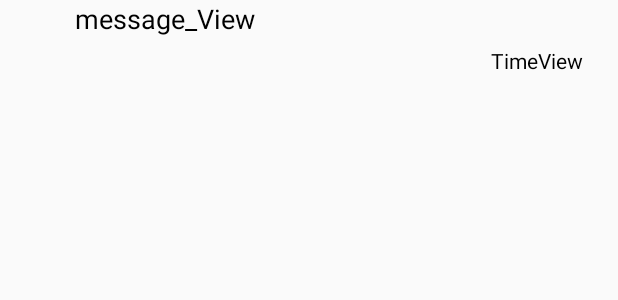
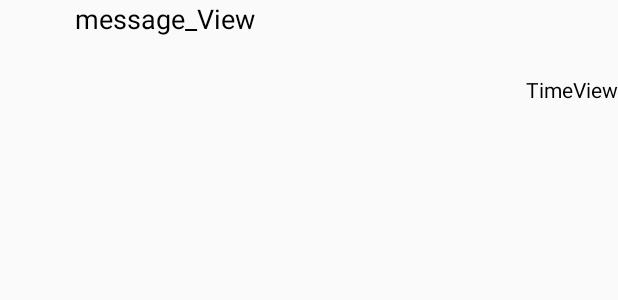
Before and after one commit to faizrehman1/ChatApplication, an Android app: the layout message_left_side_layout.xml on its own in the app's theme, with its tools: preview values and no code run, on a phone screen of 412 x 824 dp. Shown: the top 300 px of the screen. Run offline under Robolectric (Android 15) with nearby library versions, the phone set to English and light mode, and no system bars.

```diff
--- a/ChatApplication/app/src/main/res/layout/message_left_side_layout.xml
+++ b/ChatApplication/app/src/main/res/layout/message_left_side_layout.xml
@@ -16,12 +16,10 @@
         android:layout_height="wrap_content"
         android:text="TimeView"
         android:textAppearance="?android:attr/textAppearanceSmall"
-        android:layout_alignBottom="@+id/imageView_messages"
+        android:textColor="#000"
+        android:layout_below="@+id/messageView"
         android:layout_alignParentRight="true"
-        android:textColor="#000"
-        android:layout_alignParentEnd="true"
-        android:layout_marginRight="23dp"
-        android:layout_marginEnd="23dp" />
+        android:layout_alignParentEnd="true" />
 
     <TextView
         android:id="@+id/messageView"
```
Also changed, not shown: ChatApplication/app/src/main/res/layout/activity_group__chat_.xml (+2 -6 lines).
